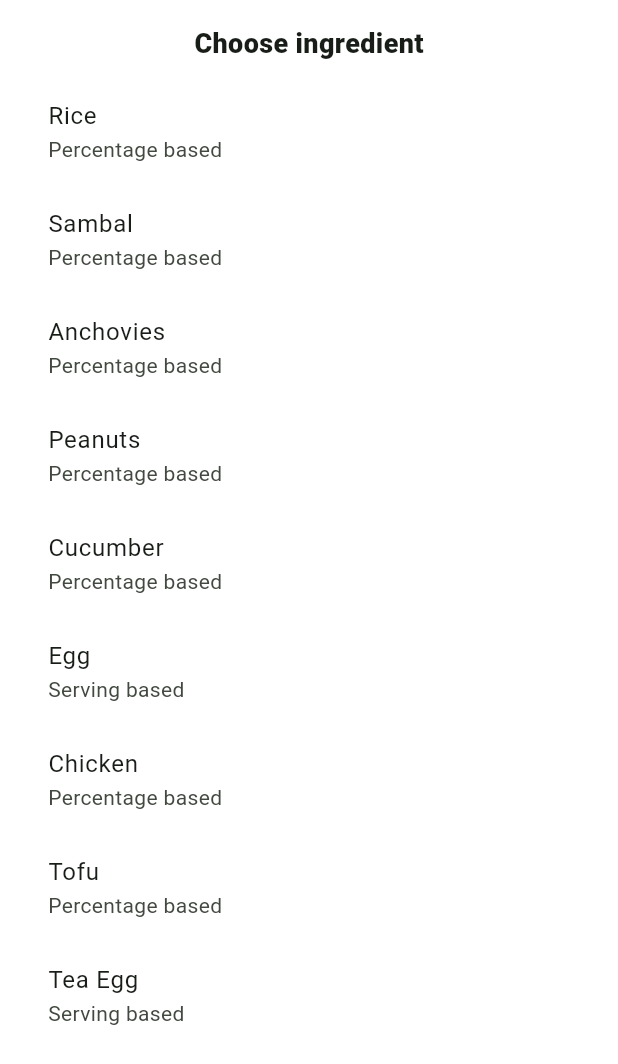
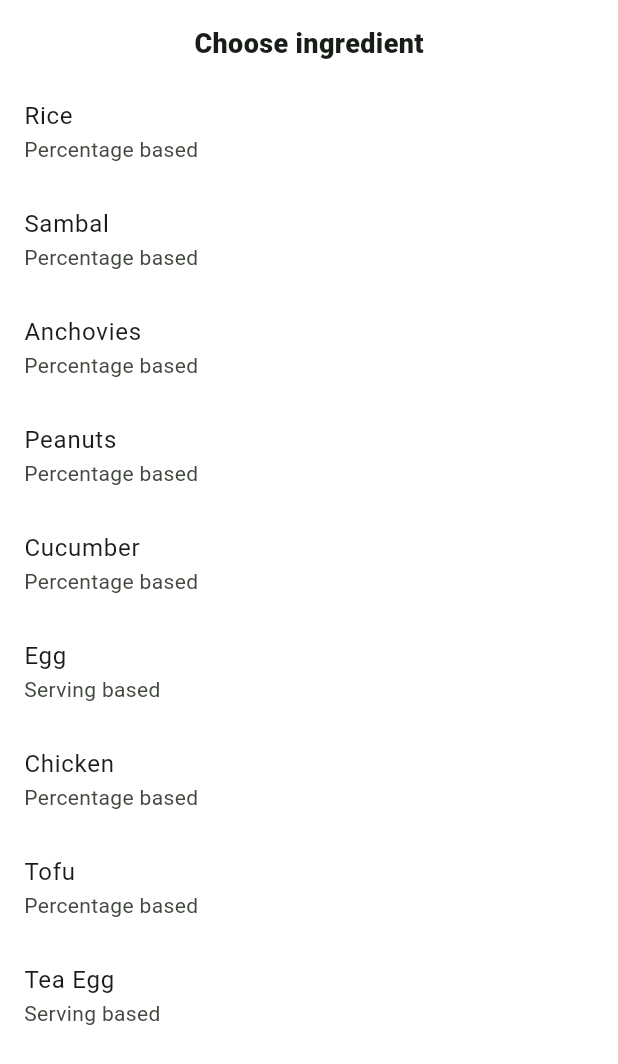
Before and after one commit to Caleb2007/mysegar-app, a Flutter app: the _IngredientPicker widget shown alone on an empty page, opened directly, on a phone screen of 412 x 824 dp. Shown: the top 1064 px of the screen. Run offline on Flutter 3.47's test engine with Material 3 defaults, Android fonts, the phone set to English and light mode, and no system bars; our stand-ins replace image_picker, lottie, shared_preferences; missing offline and left inert: tflite_flutter; accounts and stored records are empty.

Commit message:
UI updates: replace icon with logo, fix growth screen text, fix ingredient overflow

```diff
--- a/lib/app_state.dart
+++ b/lib/app_state.dart
@@ -283,10 +283,10 @@ class AppState extends ChangeNotifier {
 
   Future<void> _pruneOldData({required bool save}) async {
     final today = _normalizeDate(DateTime.now());
-    final mealCutoff = today.subtract(const Duration(days: 6));
+    final diaryHistoryCutoff = today.subtract(const Duration(days: 29));
     final weightCutoff = today.subtract(const Duration(days: 29));
-    _meals = _meals.where((entry) => !entry.date.isBefore(mealCutoff)).toList();
-    _exercises = _exercises.where((entry) => !entry.date.isBefore(mealCutoff)).toList();
+    _meals = _meals.where((entry) => !entry.date.isBefore(diaryHistoryCutoff)).toList();
+    _exercises = _exercises.where((entry) => !entry.date.isBefore(diaryHistoryCutoff)).toList();
     _weights = _weights.where((entry) => !entry.date.isBefore(weightCutoff)).toList();
     if (save) {
       await _storageService.saveMeals(_meals);
--- a/lib/screens/diary_screen.dart
+++ b/lib/screens/diary_screen.dart
@@ -36,7 +36,7 @@ class _DiaryScreenState extends State<DiaryScreen> {
   }
 
   DateTime _normalizeDate(DateTime date) => DateTime(date.year, date.month, date.day);
-  List<DateTime> get _weekDates => List.generate(7, (index) => _normalizeDate(DateTime.now()).subtract(Duration(days: 6 - index)));
+  List<DateTime> get _diaryDates => List.generate(30, (index) => _normalizeDate(DateTime.now()).subtract(Duration(days: 29 - index)));
 
   void _syncWeightController() {
     final state = AppScope.of(context);
@@ -64,7 +64,7 @@ class _DiaryScreenState extends State<DiaryScreen> {
           const SizedBox(height: 14),
           SingleChildScrollView(
             scrollDirection: Axis.horizontal,
-            child: Row(children: _weekDates.map((date) {
+            child: Row(children: _diaryDates.map((date) {
               final selected = AppState.isSameDate(date, selectedDate);
               final hasData = state.mealsForDate(date).isNotEmpty || state.exerciseEntriesForDate(date).isNotEmpty || state.weightForDate(date) != null;
               return Padding(
--- a/lib/screens/input2_screen.dart
+++ b/lib/screens/input2_screen.dart
@@ -71,6 +71,8 @@ class _Input2ScreenState extends State<Input2Screen> {
                     onEdit: () async {
                       final replacement = await showModalBottomSheet<IngredientDefinition>(
                         context: context,
+                        isScrollControlled: true,
+                        useSafeArea: true,
                         builder: (_) => _IngredientPicker(currentId: entry.value.ingredient.id),
                       );
                       if (replacement != null) {
@@ -121,6 +123,8 @@ class _Input2ScreenState extends State<Input2Screen> {
   Future<void> _addIngredient() async {
     final addition = await showModalBottomSheet<IngredientDefinition>(
       context: context,
+      isScrollControlled: true,
+      useSafeArea: true,
       builder: (_) => const _IngredientPicker(currentId: ''),
     );
     if (addition == null) return;
@@ -190,19 +194,31 @@ class _IngredientPicker extends StatelessWidget {
 
   @override
   Widget build(BuildContext context) {
-    return SafeArea(
-      child: Padding(
-        padding: const EdgeInsets.all(16),
-        child: Column(mainAxisSize: MainAxisSize.min, children: [
-          const Text('Choose ingredient', style: TextStyle(fontSize: 18, fontWeight: FontWeight.w800)),
-          const SizedBox(height: 10),
-          ...ingredientDatabase.map((ingredient) => ListTile(
-                title: Text(ingredient.name),
-                subtitle: Text(ingredient.inputMode == IngredientInputMode.servings ? 'Serving based' : 'Percentage based'),
-                trailing: ingredient.id == currentId ? const Icon(Icons.check_circle, color: AppColors.primary) : null,
-                onTap: () => Navigator.pop(context, ingredient),
-              )),
-        ]),
+    return FractionallySizedBox(
+      heightFactor: 0.85,
+      child: SafeArea(
+        child: Column(
+          children: [
+            Padding(
+              padding: const EdgeInsets.fromLTRB(16, 16, 16, 10),
+              child: const Text('Choose ingredient', style: TextStyle(fontSize: 18, fontWeight: FontWeight.w800)),
+            ),
+            Expanded(
+              child: ListView.builder(
+                itemCount: ingredientDatabase.length,
+                itemBuilder: (context, index) {
+                  final ingredient = ingredientDatabase[index];
+                  return ListTile(
+                    title: Text(ingredient.name),
+                    subtitle: Text(ingredient.inputMode == IngredientInputMode.servings ? 'Serving based' : 'Percentage based'),
+                    trailing: ingredient.id == currentId ? const Icon(Icons.check_circle, color: AppColors.primary) : null,
+                    onTap: () => Navigator.pop(context, ingredient),
+                  );
+                },
+              ),
+            ),
+          ],
+        ),
       ),
     );
   }
```
Also changed, not shown: lib/screens/growth_timeline_screen.dart (+0 -21 lines), lib/screens/home_screen.dart (+10 -1 lines), assets/images/app_logo.png.
